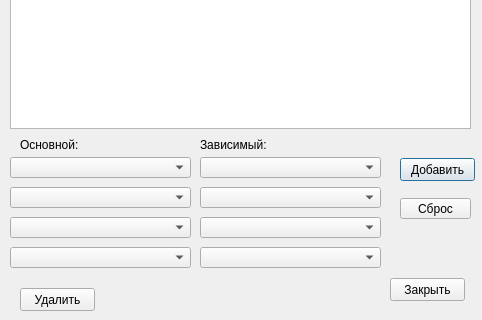
Before: the Qt Designer form subwindows/connection.ui in ButtNaked/DBprom2, drawn with Qt 5; both pictures show x 0 to 482 and y 322 to 642 of the 482 by 642 pixel window.
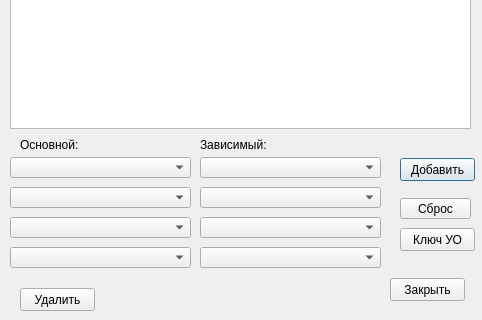
After: the same form once the commit is applied.

Commit message: added ur key button

What changed in the file:
```diff
--- a/subwindows/connection.ui
+++ b/subwindows/connection.ui
@@ -219,6 +219,22 @@
     <string>Сброс</string>
    </property>
   </widget>
+  <widget class="QPushButton" name="uoButton">
+   <property name="geometry">
+    <rect>
+     <x>400</x>
+     <y>550</y>
+     <width>75</width>
+     <height>23</height>
+    </rect>
+   </property>
+   <property name="toolTip">
+    <string>Показать ключ универсального отношения</string>
+   </property>
+   <property name="text">
+    <string>Ключ УО</string>
+   </property>
+  </widget>
  </widget>
  <resources/>
  <connections/>
```
The commit also changes 5 other files.
